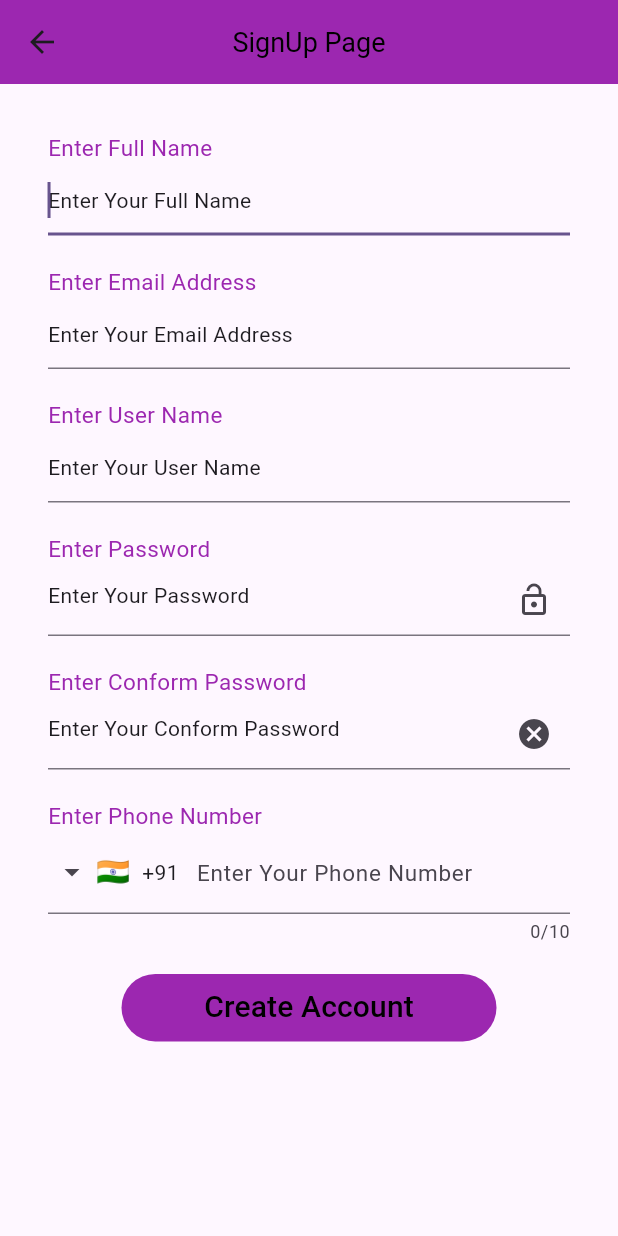
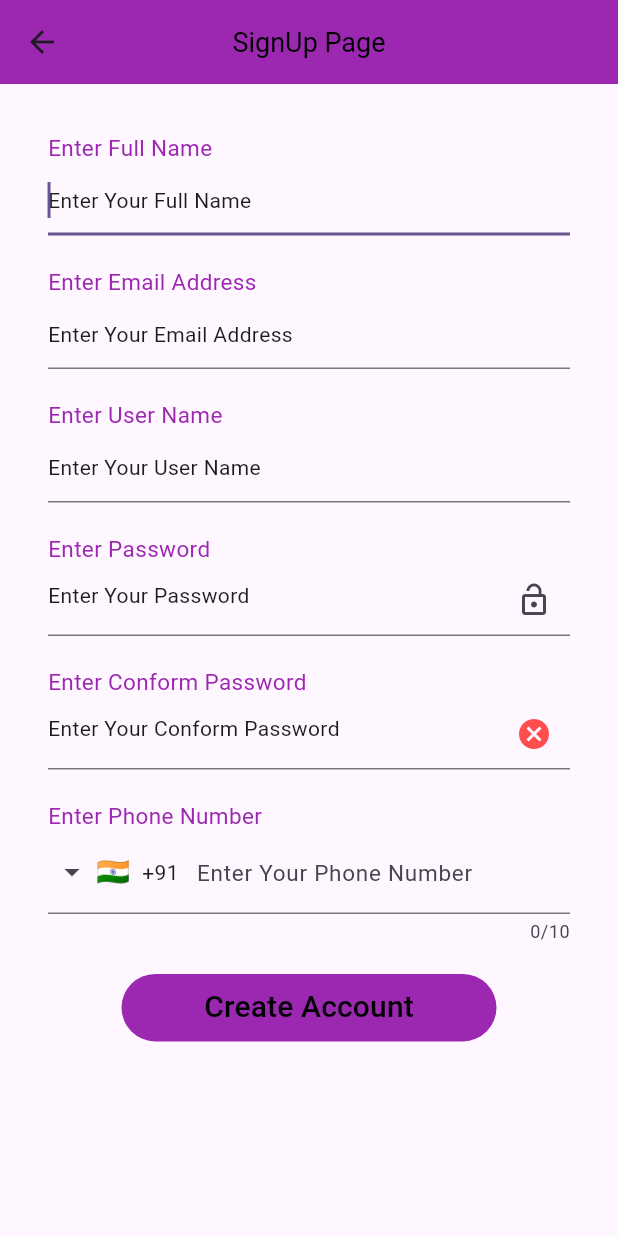
Before and after one commit to Ratndeep1999/shared_pref_prectice, a Flutter app: the SignUpPage screen opened directly, on a phone screen of 412 x 824 dp. Run offline on Flutter 3.47's test engine with Material 3 defaults, Android fonts, the phone set to English and light mode, and no system bars; drawn by our look-alikes of intl_phone_field.

Commit message:
text_form_field_widget.dart : suffix icon color add

```diff
--- a/lib/Widgets/text_form_field_widget.dart
+++ b/lib/Widgets/text_form_field_widget.dart
@@ -16,6 +16,7 @@ class TextFormFieldWidget extends StatelessWidget {
     required this.hintText,
     this.nextFocus,
     this.autoFocus,
+    this.suffixIconColor,
   });
 
   final TextEditingController controller;
@@ -31,6 +32,7 @@ class TextFormFieldWidget extends StatelessWidget {
   final VoidCallback? suffixTap;
   final String hintText;
   final bool? autoFocus;
+  final Color? suffixIconColor;
 
   @override
   Widget build(BuildContext context) {
@@ -46,7 +48,10 @@ class TextFormFieldWidget extends StatelessWidget {
       onFieldSubmitted: (value) => _onFieldSubmitted(context),
       decoration: InputDecoration(
         suffixIcon: isSuffixIcon && (suffixIcon != null)
-            ? InkWell(onTap: suffixTap, child: Icon(suffixIcon))
+            ? InkWell(
+                onTap: suffixTap,
+                child: Icon(suffixIcon, color: suffixIconColor),
+              )
             : null,
         hint: Text(hintText),
       ),
```
